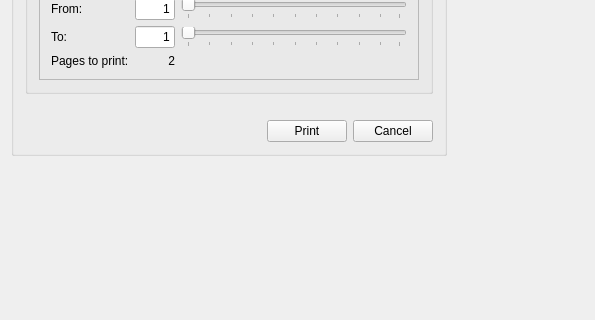
Qt form starviewer/src/extensions/playground/imageprint/qimageprintextensionbase.ui (starviewer-medical/starviewer) before a commit; both pictures show x 0 to 595 and y 328 to 648 of the 766 by 781 pixel window.
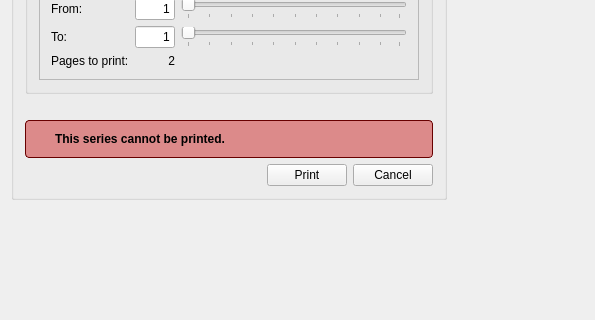
The same form after that commit. Icons and pictures are not drawn. Custom widgets are drawn as their Qt base class.

Commit message: ENH: Es comprova si el volum seleccionat està suportat. En cas que no ho sigui es mostra un missatge d'avís informant del problema i no es deixa imprimir. Això es fa per evitar els problemes exposats als tiquets #1076 i #1092.

Diff of the .ui file:
```diff
--- a/starviewer/src/extensions/playground/imageprint/qimageprintextensionbase.ui
+++ b/starviewer/src/extensions/playground/imageprint/qimageprintextensionbase.ui
@@ -530,6 +530,60 @@
           </property>
          </spacer>
         </item>
+        <item>
+         <widget class="QFrame" name="m_noSupportedSeriesFrame">
+          <property name="styleSheet">
+           <string>#m_noSupportedSeriesFrame {
+background-color: #dc8a8a;
+border-radius: 4px;
+border: 1px solid  #680000;
+}</string>
+          </property>
+          <property name="frameShape">
+           <enum>QFrame::StyledPanel</enum>
+          </property>
+          <property name="frameShadow">
+           <enum>QFrame::Raised</enum>
+          </property>
+          <layout class="QHBoxLayout" name="horizontalLayout_2">
+           <item>
+            <widget class="QLabel" name="m_warningIcon">
+             <property name="sizePolicy">
+              <sizepolicy hsizetype="Fixed" vsizetype="Preferred">
+               <horstretch>0</horstretch>
+               <verstretch>0</verstretch>
+              </sizepolicy>
+             </property>
+             <property name="styleSheet">
+              <string>margin-right: 5px;</string>
+             </property>
+             <property name="text">
+              <string/>
+             </property>
+             <property name="pixmap">
+              <pixmap resource="../../../main/main.qrc">:/images/small-warning.png</pixmap>
+             </property>
+            </widget>
+           </item>
+           <item>
+            <widget class="QLabel" name="m_noSupportedSeriesMissage">
+             <property name="font">
+              <font>
+               <weight>75</weight>
+               <bold>true</bold>
+              </font>
+             </property>
+             <property name="text">
+              <string>This series cannot be printed.</string>
+             </property>
+             <property name="wordWrap">
+              <bool>true</bool>
+             </property>
+            </widget>
+           </item>
+          </layout>
+         </widget>
+        </item>
         <item>
          <layout class="QHBoxLayout" name="horizontalLayout_11">
           <item>
@@ -621,16 +675,16 @@
  </widget>
  <layoutdefault spacing="6" margin="11"/>
  <customwidgets>
-  <customwidget>
-   <class>udg::QDicomPrinterBasicSettingsWidget</class>
-   <extends>QWidget</extends>
-   <header>qdicomprinterbasicsettingswidget.h</header>
-  </customwidget>
   <customwidget>
    <class>udg::Q2DViewer</class>
    <extends>QWidget</extends>
    <header>q2dviewer.h</header>
   </customwidget>
+  <customwidget>
+   <class>udg::QDicomPrinterBasicSettingsWidget</class>
+   <extends>QWidget</extends>
+   <header>qdicomprinterbasicsettingswidget.h</header>
+  </customwidget>
  </customwidgets>
  <resources>
   <include location="../../../main/main.qrc"/>
```
Left out of the diff: 2 changed lines with no effect on the pictures. The commit also changes 2 other files.
